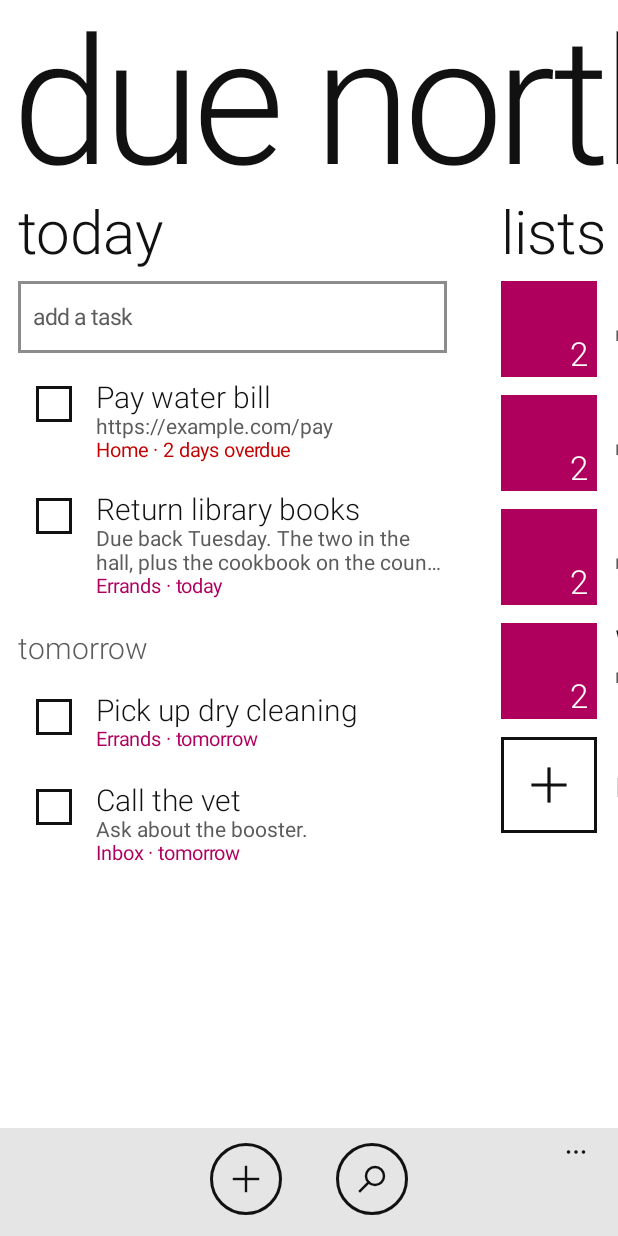
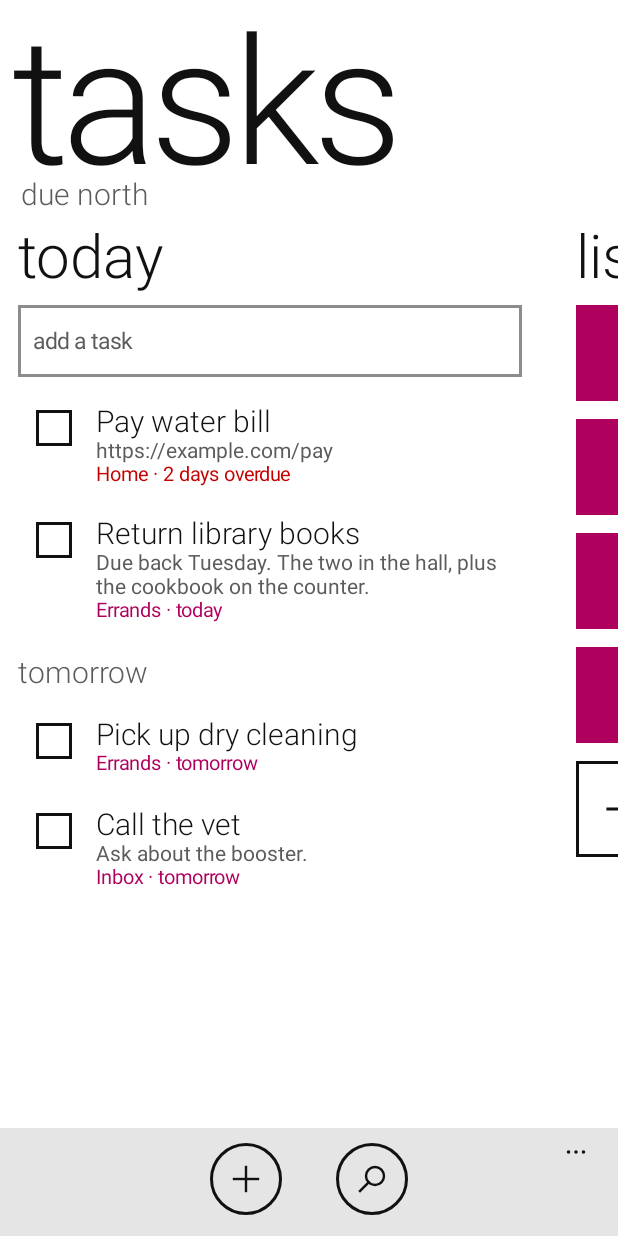
Before and after one commit to samekh248/duenorthtasks, an Android app built with Jetpack Compose: the screen it shows after launch (MainActivity), after a tap on "demo account", on a phone screen of 412 x 824 dp. Run offline under Robolectric (Android 15) with nearby library versions, the phone set to English and light mode, and no system bars; our stand-ins replace Dagger/Hilt's generated code, Room's generated code; libraries missing offline, so code that uses them is left out: androidx.hilt.lifecycle, androidx.metrics.performance.

Commit message:
Home panorama: "tasks" title with "due north" under it, wider sections
Dustin asked for the selected section to take more of the screen while
still showing a bit of the next one, and for the title to read "tasks"
with "due north" as smaller text under it. Sections now fill the screen
except a 40dp strip of the next section, and MetroPanorama takes an
optional subtitle that moves with the title's parallax.

Co-Authored-By: Claude Opus 5.5 (1M context) <noreply@anthropic.com>
Claude-Session: https://claude.ai/code/session_01A2SebzDXhZ2DXsqRuPqUpy

```diff
--- a/app/src/main/kotlin/app/duenorth/tasks/ui/home/HomeScreen.kt
+++ b/app/src/main/kotlin/app/duenorth/tasks/ui/home/HomeScreen.kt
@@ -71,7 +71,7 @@ fun HomeScreen(actions: HomeActions, viewModel: HomeViewModel = hiltViewModel())
     HomeContent(state, viewModel, actions)
 }
 
-/** The Light Panorama home (FR-002): "due north" over today, lists and done. */
+/** The Light Panorama home (FR-002): "tasks" (with "due north" under it) over today, lists and done. */
 @Composable
 fun HomeContent(state: HomeUiState, viewModel: HomeViewModel, actions: HomeActions) {
     val pager = rememberPagerState { 3 }
@@ -101,7 +101,8 @@ fun HomeContent(state: HomeUiState, viewModel: HomeViewModel, actions: HomeActio
     Column(Modifier.fillMaxSize().imePadding()) {
         Box(Modifier.weight(1f).statusBarsPadding()) {
             MetroPanorama(
-                title = "due north",
+                title = "tasks",
+                subtitle = "due north",
                 state = pager,
                 sections = listOf(
                     PanoramaSection("today") {
--- a/core/design/src/main/kotlin/app/duenorth/tasks/design/components/MetroPanorama.kt
+++ b/core/design/src/main/kotlin/app/duenorth/tasks/design/components/MetroPanorama.kt
@@ -5,6 +5,7 @@ import androidx.compose.foundation.layout.Box
 import androidx.compose.foundation.layout.Column
 import androidx.compose.foundation.layout.fillMaxSize
 import androidx.compose.foundation.layout.fillMaxWidth
+import androidx.compose.foundation.layout.offset
 import androidx.compose.foundation.layout.padding
 import androidx.compose.foundation.layout.wrapContentWidth
 import androidx.compose.foundation.pager.HorizontalPager
@@ -13,12 +14,13 @@ import androidx.compose.foundation.pager.PagerState
 import androidx.compose.foundation.pager.rememberPagerState
 import androidx.compose.runtime.Composable
 import androidx.compose.runtime.Immutable
+import androidx.compose.runtime.remember
 import androidx.compose.ui.Alignment
 import androidx.compose.ui.Modifier
 import androidx.compose.ui.graphics.graphicsLayer
-import androidx.compose.ui.platform.LocalDensity
 import androidx.compose.ui.semantics.heading
 import androidx.compose.ui.semantics.semantics
+import androidx.compose.ui.unit.Density
 import androidx.compose.ui.unit.Dp
 import androidx.compose.ui.unit.dp
 import app.duenorth.tasks.design.theme.MetroDimens
@@ -28,9 +30,10 @@ import app.duenorth.tasks.design.theme.MetroTheme
 @Immutable
 class PanoramaSection(val header: String, val content: @Composable () -> Unit)
 
-/** Section geometry from research R3: 310dp sections, so the next one peeks in from the right. */
+/** Section geometry (research R3): each section fills the screen except a narrow strip where the next one peeks in. */
 object PanoramaDefaults {
-    val SectionWidth = 310.dp
+    /** How much of the next section shows at the right edge, its own gutter included. */
+    val PeekWidth = 40.dp
     val SectionSpacing = 12.dp
 
     /** The title moves at about a third of the sections' speed. */
@@ -48,30 +51,49 @@ fun MetroPanorama(
     title: String,
     sections: List<PanoramaSection>,
     modifier: Modifier = Modifier,
+    subtitle: String? = null,
     state: PagerState = rememberPagerState { sections.size },
-    sectionWidth: Dp = PanoramaDefaults.SectionWidth
+    peekWidth: Dp = PanoramaDefaults.PeekWidth
 ) {
     val colors = MetroTheme.colors
     val type = MetroTheme.typography
-    val stridePx = with(LocalDensity.current) { (sectionWidth + PanoramaDefaults.SectionSpacing).toPx() }
+    val pageSize = remember(peekWidth) { PeekPageSize(peekWidth) }
     Box(modifier.fillMaxSize().background(colors.background)) {
-        MetroText(
-            title,
-            type.panoramaTitle,
+        Column(
             Modifier
                 .wrapContentWidth(Alignment.Start, unbounded = true)
                 .padding(start = MetroDimens.Gutter - 4.dp)
                 .graphicsLayer {
+                    val stridePx = state.layoutInfo.pageSize + state.layoutInfo.pageSpacing
                     val scrolled = (state.currentPage + state.currentPageOffsetFraction) * stridePx
                     translationX = -scrolled * PanoramaDefaults.TITLE_PARALLAX
-                },
-            maxLines = 1,
-            softWrap = false
-        )
+                }
+        ) {
+            MetroText(title, type.panoramaTitle, maxLines = 1, softWrap = false)
+            if (subtitle != null) {
+                // Tucked up under the title's descender space, like a WP8.1 app name.
+                MetroText(
+                    subtitle,
+                    type.subheader,
+                    Modifier.padding(start = 6.dp).offset(y = SubtitleLift),
+                    color = colors.secondary,
+                    maxLines = 1,
+                    softWrap = false
+                )
+            }
+        }
         HorizontalPager(
             state = state,
-            modifier = Modifier.fillMaxSize().padding(top = PanoramaTitleHeight),
-            pageSize = PageSize.Fixed(sectionWidth),
+            modifier = Modifier.fillMaxSize().padding(
+                top = if (subtitle !=
+                    null
+                ) {
+                    PanoramaTitleHeight + SubtitleHeight
+                } else {
+                    PanoramaTitleHeight
+                }
+            ),
+            pageSize = pageSize,
             pageSpacing = PanoramaDefaults.SectionSpacing,
             verticalAlignment = Alignment.Top,
             key = { sections[it].header }
@@ -90,5 +112,15 @@ fun MetroPanorama(
     }
 }
 
+/** Sections as wide as the screen minus the gap and [peek], so the next section shows just a strip. */
+private class PeekPageSize(private val peek: Dp) : PageSize {
+    override fun Density.calculateMainAxisPageSize(availableSpace: Int, pageSpacing: Int): Int =
+        (availableSpace - pageSpacing - peek.roundToPx()).coerceAtLeast(0)
+}
+
 /** Space the title takes above the sections. */
 private val PanoramaTitleHeight = 132.dp
+
+/** Extra space for the subtitle, and how far it tucks up under the title. */
+private val SubtitleHeight = 16.dp
+private val SubtitleLift = (-20).dp
```
Also changed, not shown: 3 other files.
